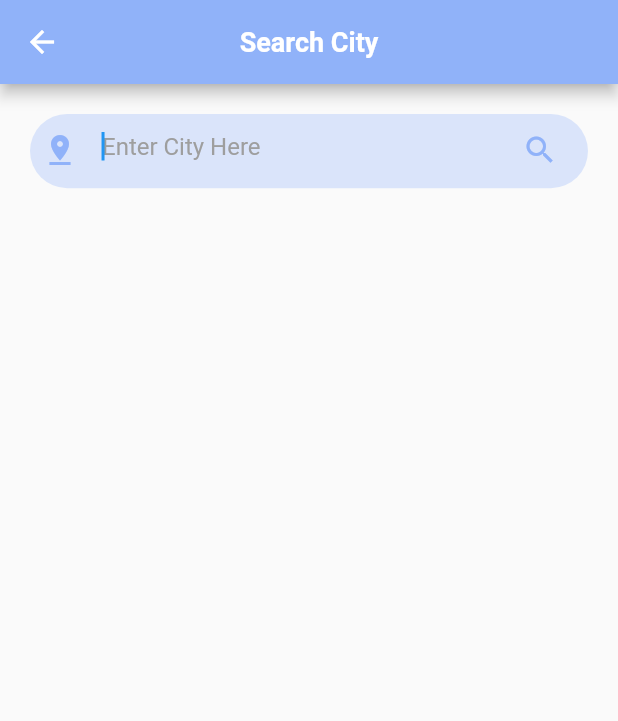
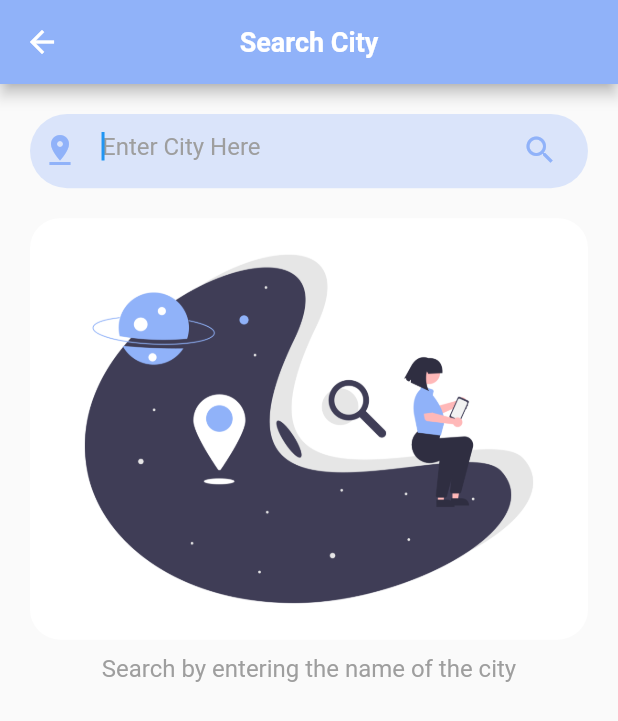
Before and after one commit to Atuoha/realtime_weather, a Flutter app: the SearchType screen opened by its route, on a phone screen of 412 x 824 dp. Shown: the top 721 px of the screen. Run offline on Flutter 3.47's test engine with Material 2 defaults, Android fonts, the phone set to English and light mode, and no system bars; network calls fail.

Commit message:
adjusments -search city weather type fully functioning

```diff
--- a/lib/screens/home_screen.dart
+++ b/lib/screens/home_screen.dart
@@ -35,9 +35,8 @@ class _HomeScreenState extends State<HomeScreen> {
           'https://api.openweathermap.org/data/2.5/weather?q=${cityData.weatherCity}&appid=${cityData.weatherAPI}';
       var searchedResult = await http.get(Uri.parse(urlString));
       var response = json.decode(searchedResult.body);
+      print(cityData.weatherCity);
       print(response);
-
-
 
       // if (jsonConvert.cod == '404') {
       //   errorMsg = jsonConvert.code.message;
--- a/lib/screens/weather_selection_type.dart
+++ b/lib/screens/weather_selection_type.dart
@@ -41,7 +41,6 @@ class WeatherType extends StatelessWidget {
                       ).pushNamed(
                         CitySelectionType.routeName,
                       );
-                      cityProvider.swapSelectedData();
                       cityProvider.toggleMode(true);
                     },
                     child: Container(
--- a/lib/weather-types/city_selection_type.dart
+++ b/lib/weather-types/city_selection_type.dart
@@ -11,12 +11,13 @@ class CitySelectionType extends StatelessWidget {
 
   @override
   Widget build(BuildContext context) {
+    var cityProvider = Provider.of<CityData>(context);
     // navigating to home screen
     void _navigateToHomeScreen() {
       Navigator.of(context).pushNamed(HomeScreen.routeName);
+      cityProvider.swapSelectedData();
     }
 
-    var cityProvider = Provider.of<CityData>(context);
     Size size = MediaQuery.of(context).size;
 
     // Status color to transparent
--- a/lib/weather-types/search_type.dart
+++ b/lib/weather-types/search_type.dart
@@ -20,23 +20,36 @@ class _SearchTypeState extends State<SearchType> {
   var textController = TextEditingController();
   String searchedCity = '';
   var error = false;
-  var errorMsg = '';
+  var responseImage = 'assets/images/location.png';
+  var msg = 'Search by entering the name of the city';
+  var isLoading = false;
 
   void searchCity() async {
+    setState(() {
+      isLoading = true;
+    });
     var cityData = Provider.of<CityData>(context, listen: false);
     var urlString =
         'https://api.openweathermap.org/data/2.5/weather?q=$searchedCity&appid=${cityData.weatherAPI}';
     var searchedResult = await http.get(Uri.parse(urlString));
     var response = json.decode(searchedResult.body);
 
-    if (response.cod == '404') {
+    if (searchedResult.statusCode != 200) {
       setState(() {
-        errorMsg = response.message;
+        isLoading = false;
+        msg = 'Opps! City not found. Check spellings';
+        responseImage = 'assets/images/not_found.png';
       });
-      print('This place doesn\'t exist ');
+      cityData.clearSelectedData;
     } else {
+      setState(() {
+        isLoading = false;
+        msg =
+            'Weather details obtained. Click on the new appeared button to view';
+        responseImage = 'assets/images/found.png';
+      });
+      print(response);
       cityData.updateWeatherCity(searchedCity);
-      print(response);
     }
   }
 
@@ -87,7 +100,8 @@ class _SearchTypeState extends State<SearchType> {
               : const Text(''),
         ],
       ),
-      body: Padding(
+      body: SingleChildScrollView(
+        child: Padding(
           padding: const EdgeInsets.all(20.0),
           child: Column(
             children: [
@@ -104,6 +118,11 @@ class _SearchTypeState extends State<SearchType> {
                     onSaved: (value) {
                       setState(() {
                         searchedCity = value!;
+                      });
+                    },
+                    onChanged: (value) {
+                      setState(() {
+                        searchedCity = value;
                       });
                     },
                     onFieldSubmitted: (value) {},
@@ -131,24 +150,30 @@ class _SearchTypeState extends State<SearchType> {
                   ),
                 ),
               ),
-            errorMsg.isNotEmpty ? Center(
+              const SizedBox(height: 20),
+              Center(
                 child: Column(
                   children: [
                     ClipRRect(
                       borderRadius: BorderRadius.circular(20),
-                    child: Image.asset('assets/images/ss.PNG'),
+                      child: isLoading
+                          ? Image.asset('assets/images/loading.png')
+                          : Image.asset(responseImage),
                     ),
+                    const SizedBox(height: 10),
                     Text(
-                    'An Error Occurred...',
+                      isLoading ? 'Loading data...' : msg,
+                      textAlign: TextAlign.center,
                       style: TextStyle(
                         fontSize: 16,
-                      color: Colors.grey.shade300,
+                        color: Colors.grey.shade500,
                       ),
                     )
                   ],
                 ),
-            ): const Text('')
+              )
             ],
+          ),
         ),
       ),
     );
```
Also changed, not shown: lib/providers/city.dart (+1 -32 lines), lib/screens/get_started.dart (+5 -4 lines), assets/images/404.png (added), assets/images/found.png (added), assets/images/loading.png (added), assets/images/location.png (added), assets/images/not_found.png (added), assets/images/profile.png (added). Lines whose indentation alone changed are shown as unchanged.
